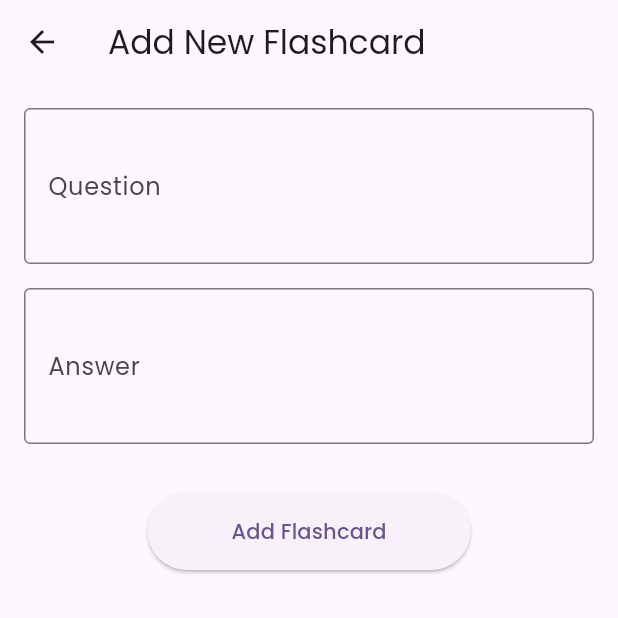
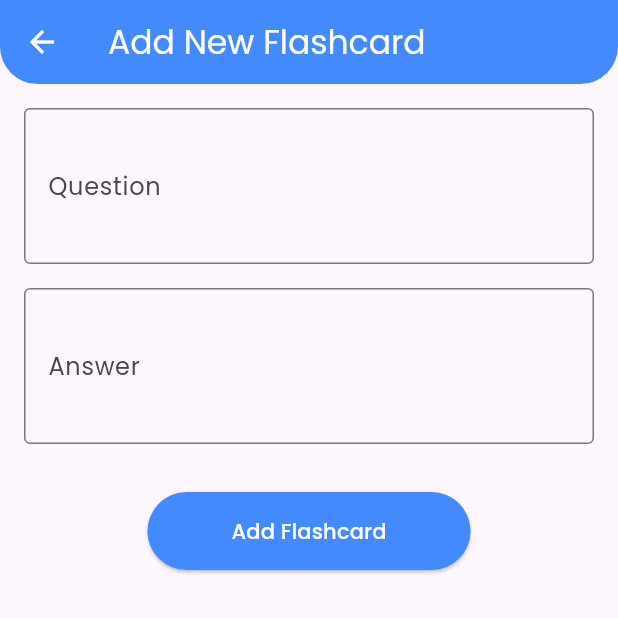
Before and after one commit to dildarhussain77/CodeAlpha_Flashcard_Quiz_App, a Flutter app: the screen it shows after launch, after a tap on the "add" icon, on a phone screen of 412 x 824 dp, the top half of it. Run offline on Flutter 3.47's test engine with Material 3 defaults, Android fonts, the phone set to English and light mode, and no system bars; our stand-ins replace google_fonts, hive, hive_flutter; accounts and stored records are empty.

Commit message:
appbar changes

```diff
--- a/lib/screens/add_flashcard_screen.dart
+++ b/lib/screens/add_flashcard_screen.dart
@@ -33,9 +33,18 @@ class _AddFlashcardScreenState extends State<AddFlashcardScreen> {
 
   @override
   Widget build(BuildContext context) {
-    return Scaffold(
+    return SafeArea(
+      child: Scaffold(
         appBar: AppBar(
-        title: const Text('Add New Flashcard'),
+          title: const Text('Add New Flashcard',style: TextStyle(color: Colors.white)),
+          iconTheme: IconThemeData(
+            color: Colors.white
+          ),
+          backgroundColor: Colors.blueAccent,
+          shape: RoundedRectangleBorder(
+            borderRadius: BorderRadius.only(
+              bottomLeft: Radius.circular(25), bottomRight: Radius.circular(25))
+          ),
         ),
         body: SingleChildScrollView(
           padding: const EdgeInsets.all(16.0),
@@ -77,13 +86,17 @@ class _AddFlashcardScreenState extends State<AddFlashcardScreen> {
                   onPressed: _submit,
                   child: const Padding(
                     padding: EdgeInsets.symmetric(horizontal: 32, vertical: 16),
-                  child: Text('Add Flashcard'),
+                    child: Text('Add Flashcard',style: TextStyle(color: Colors.white)),
+                  ),
+                  style: ElevatedButton.styleFrom(
+                    backgroundColor: Colors.blueAccent,
                   ),
                 ),
               ],
             ),
           ),
         ),
+      ),
     );
   }
 }
--- a/lib/screens/home_screen.dart
+++ b/lib/screens/home_screen.dart
@@ -12,8 +12,17 @@ class HomeScreen extends StatelessWidget {
   Widget build(BuildContext context) {
     final flashcardProvider = Provider.of<FlashcardProvider>(context);
 
-    return Scaffold(
-      appBar: AppBar(title: const Text("Flashcard Quiz App")),
+    return SafeArea(
+      child: Scaffold(
+        appBar: AppBar(
+          title: Center(
+            child: const Text("Flashcard Quiz App", style: TextStyle(color: Colors.white),)),
+          backgroundColor: Colors.blueAccent,
+          shape: RoundedRectangleBorder(
+            borderRadius: BorderRadius.only(
+              bottomLeft: Radius.circular(25), bottomRight: Radius.circular(25))
+          ),
+        ),
         body: Column(
           children: [
             Expanded(
@@ -61,6 +70,7 @@ class HomeScreen extends StatelessWidget {
             ),
           ],
         ),
+      ),
     );
   }
 }
--- a/lib/widgets/quiz_progress_indicator.dart
+++ b/lib/widgets/quiz_progress_indicator.dart
@@ -14,9 +14,9 @@ class QuizProgressIndicator extends StatelessWidget {
   Widget build(BuildContext context) {
     return Row(
       children: [
-        Text('$current'),
-        const Text(' / '),
-        Text('$total'),
+        Text('$current',style: TextStyle(color: Colors.white),),
+        const Text(' / ',style: TextStyle(color: Colors.white)),
+        Text('$total',style: TextStyle(color: Colors.white)),
       ],
     );
   }
```
Also changed, not shown: lib/screens/edit_flashcard_screen.dart (+13 -2 lines), lib/screens/quiz_screen.dart (+15 -2 lines), lib/screens/score_screen.dart (+9 -2 lines). Lines whose indentation alone changed are shown as unchanged.
